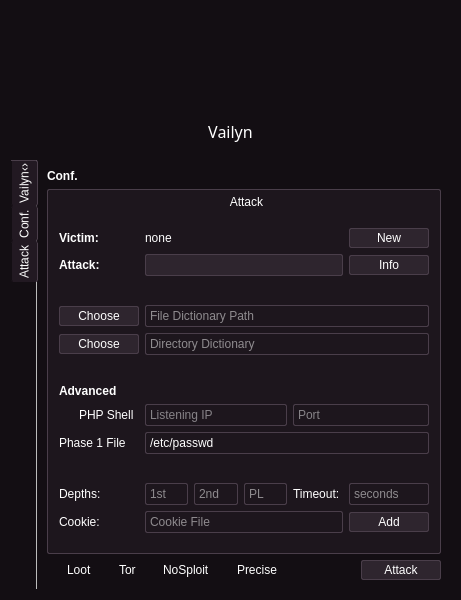
Above: core/qt5/Main.ui from VainlyStrain/Vailyn before the change. Below: the same form after it.
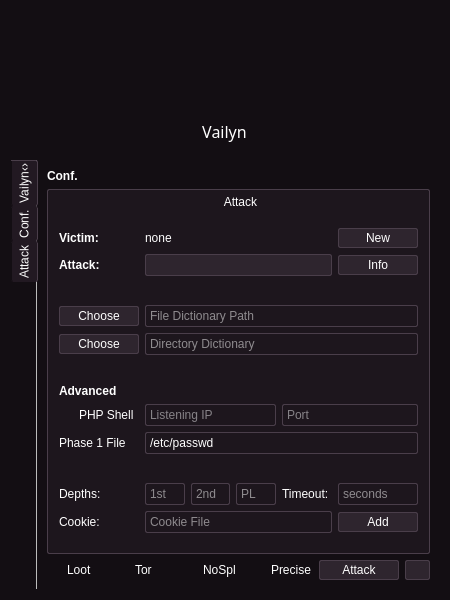
That is the form after the change. Icons and pictures are not drawn.

Diff of the .ui file:
```diff
--- a/core/qt5/Main.ui
+++ b/core/qt5/Main.ui
@@ -6,7 +6,7 @@
    <rect>
     <x>0</x>
     <y>0</y>
-    <width>461</width>
+    <width>450</width>
     <height>600</height>
    </rect>
   </property>
@@ -1725,7 +1725,7 @@
                  <string>&lt;html&gt;&lt;head/&gt;&lt;body&gt;&lt;p&gt;Do not exploit found vulnerabilities.&lt;/p&gt;&lt;/body&gt;&lt;/html&gt;</string>
                 </property>
                 <property name="text">
-                 <string>NoSploit</string>
+                 <string>NoSpl</string>
                 </property>
                </widget>
               </item>
@@ -1739,19 +1739,6 @@
                 </property>
                </widget>
               </item>
-              <item>
-               <spacer name="horizontalSpacer_9">
-                <property name="orientation">
-                 <enum>Qt::Horizontal</enum>
-                </property>
-                <property name="sizeHint" stdset="0">
-                 <size>
-                  <width>40</width>
-                  <height>20</height>
-                 </size>
-                </property>
-               </spacer>
-              </item>
               <item>
                <widget class="QPushButton" name="attackButton">
                 <property name="toolTip">
@@ -1766,6 +1753,46 @@
                 </property>
                </widget>
               </item>
+              <item>
+               <widget class="QPushButton" name="smallQuitBtn">
+                <property name="minimumSize">
+                 <size>
+                  <width>25</width>
+                  <height>0</height>
+                 </size>
+                </property>
+                <property name="maximumSize">
+                 <size>
+                  <width>25</width>
+                  <height>16777215</height>
+                 </size>
+                </property>
+                <property name="styleSheet">
+                 <string notr="true">QPushButton {
+padding-top: 2;
+padding-bottom: 2;
+padding-left: 0;
+padding-right: 0;
+background-color: #2e252e;
+border: 1px solid #4a3e4a;
+min-width: 23px;
+max-width: 23px;
+border-radius: 2px;
+}
+
+QPushButton:pressed {
+background-color: #1d161d;
+}</string>
+                </property>
+                <property name="text">
+                 <string/>
+                </property>
+                <property name="icon">
+                 <iconset>
+                  <normaloff>icons/window-close.svg</normaloff>icons/window-close.svg</iconset>
+                </property>
+               </widget>
+              </item>
              </layout>
             </item>
            </layout>
```
